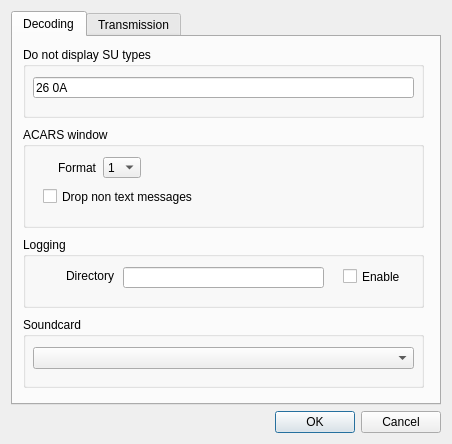
jontio/JAERO, file JAERO/gui_classes/settingsdialog.ui: the form before one commit.
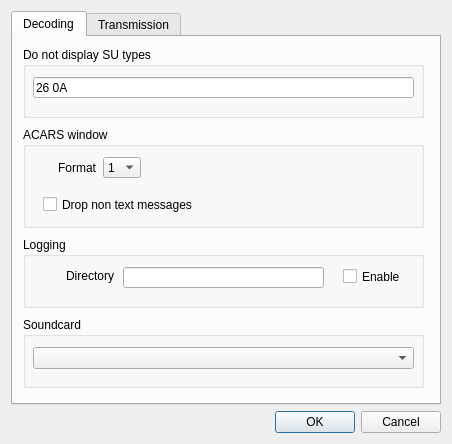
The form after the commit.

Patch:
```diff
--- a/JAERO/gui_classes/settingsdialog.ui
+++ b/JAERO/gui_classes/settingsdialog.ui
@@ -68,7 +68,7 @@
         <property name="geometry">
          <rect>
           <x>20</x>
-          <y>60</y>
+          <y>68</y>
           <width>201</width>
           <height>19</height>
          </rect>
```
